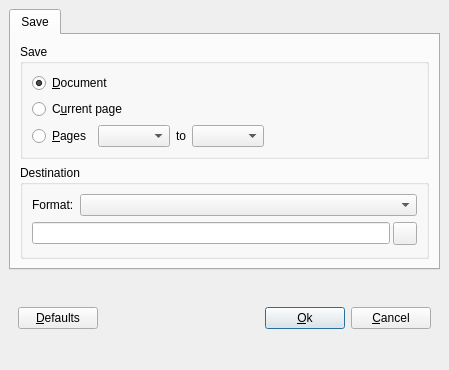
Before: the Qt Designer form src/qdjviewsavedialog.ui in barak/djview4, drawn with Qt 5.
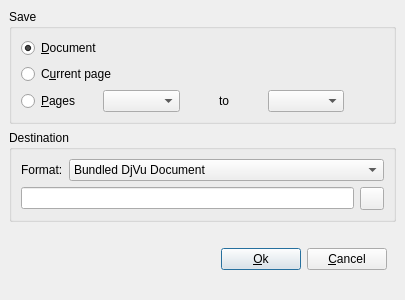
After: the same form once the commit is applied. Icons and pictures are not drawn.

```diff
--- a/src/qdjviewsavedialog.ui
+++ b/src/qdjviewsavedialog.ui
@@ -8,8 +8,8 @@
    <rect>
     <x>0</x>
     <y>0</y>
-    <width>449</width>
-    <height>370</height>
+    <width>405</width>
+    <height>300</height>
    </rect>
   </property>
   <property name="windowTitle" >
@@ -23,19 +23,6 @@
     <number>6</number>
    </property>
    <item>
-    <widget class="QTabWidget" name="tabWidget" >
-     <widget class="QWidget" name="saveTab" >
-      <attribute name="title" >
-       <string>Save</string>
-      </attribute>
-      <layout class="QVBoxLayout" >
-       <property name="margin" >
-        <number>9</number>
-       </property>
-       <property name="spacing" >
-        <number>6</number>
-       </property>
-       <item>
         <widget class="QGroupBox" name="saveGroupBox" >
          <property name="title" >
           <string>Save</string>
@@ -100,10 +87,13 @@
               <property name="orientation" >
                <enum>Qt::Horizontal</enum>
               </property>
+          <property name="sizeType" >
+           <enum>QSizePolicy::Minimum</enum>
+          </property>
               <property name="sizeHint" >
                <size>
-                <width>20</width>
-                <height>20</height>
+            <width>40</width>
+            <height>16</height>
                </size>
               </property>
              </spacer>
@@ -135,29 +125,33 @@
             </property>
             <item>
              <widget class="QLabel" name="formatLabel" >
-              <property name="text" >
-               <string>Format:</string>
-              </property>
-             </widget>
-            </item>
-            <item>
-             <widget class="QComboBox" name="formatCombo" >
               <property name="sizePolicy" >
                <sizepolicy>
-                <hsizetype>3</hsizetype>
-                <vsizetype>0</vsizetype>
-                <horstretch>1</horstretch>
+            <hsizetype>0</hsizetype>
+            <vsizetype>5</vsizetype>
+            <horstretch>0</horstretch>
                 <verstretch>0</verstretch>
                </sizepolicy>
               </property>
-              <property name="minimumSize" >
-               <size>
-                <width>280</width>
-                <height>0</height>
-               </size>
+          <property name="text" >
+           <string>Format:</string>
               </property>
              </widget>
             </item>
+        <item>
+         <widget class="QComboBox" name="formatCombo" >
+          <item>
+           <property name="text" >
+            <string>Bundled DjVu Document</string>
+           </property>
+          </item>
+          <item>
+           <property name="text" >
+            <string>Indirect DjVu Document</string>
+           </property>
+          </item>
+         </widget>
+        </item>
            </layout>
           </item>
           <item>
@@ -166,7 +160,7 @@
              <number>0</number>
             </property>
             <property name="spacing" >
-             <number>3</number>
+         <number>6</number>
             </property>
             <item>
              <widget class="QLineEdit" name="fileNameEdit" />
@@ -183,10 +177,6 @@
          </layout>
         </widget>
        </item>
-      </layout>
-     </widget>
-    </widget>
-   </item>
    <item>
     <widget class="QStackedWidget" name="stackedWidget" >
      <property name="currentIndex" >
@@ -200,16 +190,6 @@
        <property name="spacing" >
         <number>6</number>
        </property>
-       <item>
-        <widget class="QPushButton" name="resetButton" >
-         <property name="text" >
-          <string>&amp;Defaults</string>
-         </property>
-         <property name="autoDefault" >
-          <bool>false</bool>
-         </property>
-        </widget>
-       </item>
        <item>
         <spacer>
          <property name="orientation" >
@@ -217,8 +197,8 @@
          </property>
          <property name="sizeHint" >
           <size>
-           <width>96</width>
-           <height>32</height>
+           <width>40</width>
+           <height>10</height>
           </size>
          </property>
         </spacer>
```
Left out of the diff: 10 changed lines with no effect on the pictures. Lines whose indentation alone changed are shown as unchanged.
